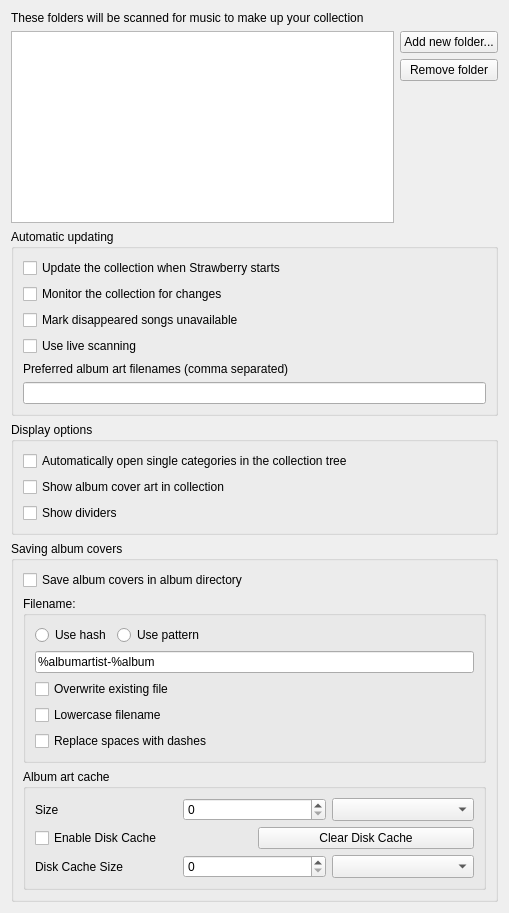
This is src/settings/collectionsettingspage.ui in strawberrymusicplayer/strawberry as Qt 5 draws it before an edit. The edited form follows.
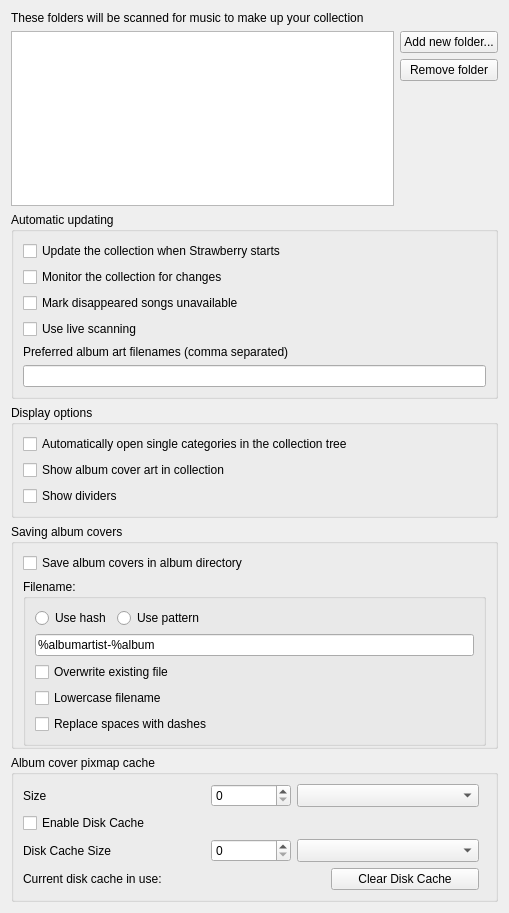
This is the edited form.

Commit message:
Minor fixes to collection pixmap cache
- Add variables for cache size defaults
- Increase default disk cache size
- Change the pixmap cache settings UI to look better
- Add current pixmap disk cache used to settings

The edit to the form file:
```diff
--- a/src/settings/collectionsettingspage.ui
+++ b/src/settings/collectionsettingspage.ui
@@ -160,6 +160,9 @@
       <string>Saving album covers</string>
      </property>
      <layout class="QVBoxLayout" name="layout_albumcovers">
+      <property name="bottomMargin">
+       <number>0</number>
+      </property>
       <item>
        <widget class="QCheckBox" name="checkbox_cover_album_dir">
         <property name="text">
@@ -249,20 +252,40 @@
         </layout>
        </widget>
       </item>
+     </layout>
+    </widget>
+   </item>
       <item>
-       <widget class="QGroupBox" name="albumArtGroupBox">
+    <widget class="QGroupBox" name="groupbox_albumcovercache">
         <property name="title">
-         <string>Album art cache</string>
+      <string>Album cover pixmap cache</string>
         </property>
         <layout class="QVBoxLayout" name="verticalLayout">
          <item>
-          <layout class="QVBoxLayout" name="verticalLayout_2">
-           <item>
-            <layout class="QHBoxLayout" name="horizontalLayout_4">
-             <item>
+       <layout class="QGridLayout" name="layout_cache_size">
+        <item row="0" column="2">
+         <widget class="QSpinBox" name="spinbox_cache_size">
+          <property name="sizePolicy">
+           <sizepolicy hsizetype="Minimum" vsizetype="Preferred">
+            <horstretch>0</horstretch>
+            <verstretch>0</verstretch>
+           </sizepolicy>
+          </property>
+          <property name="maximumSize">
+           <size>
+            <width>80</width>
+            <height>16777215</height>
+           </size>
+          </property>
+          <property name="maximum">
+           <number>1048576</number>
+          </property>
+         </widget>
+        </item>
+        <item row="0" column="0">
               <widget class="QLabel" name="label_cache_size">
                <property name="sizePolicy">
-                <sizepolicy hsizetype="Preferred" vsizetype="Preferred">
+           <sizepolicy hsizetype="Minimum" vsizetype="Preferred">
                  <horstretch>0</horstretch>
                  <verstretch>0</verstretch>
                 </sizepolicy>
@@ -272,27 +295,27 @@
                </property>
               </widget>
              </item>
-             <item>
-              <widget class="QSpinBox" name="spinbox_cache_size">
-               <property name="maximum">
-                <number>1048576</number>
-               </property>
-              </widget>
-             </item>
-             <item>
+        <item row="0" column="3">
               <widget class="QComboBox" name="combobox_cache_size">
                <property name="sizePolicy">
-                <sizepolicy hsizetype="Preferred" vsizetype="Preferred">
+           <sizepolicy hsizetype="Minimum" vsizetype="Preferred">
                  <horstretch>0</horstretch>
                  <verstretch>0</verstretch>
                 </sizepolicy>
                </property>
               </widget>
              </item>
+        <item row="0" column="4">
+         <spacer name="spacer_cache_size">
+          <property name="orientation">
+           <enum>Qt::Horizontal</enum>
+          </property>
+         </spacer>
+        </item>
             </layout>
            </item>
            <item>
-            <layout class="QHBoxLayout" name="horizontalLayout">
+       <layout class="QHBoxLayout" name="layout_disk_cache">
              <item>
               <widget class="QCheckBox" name="checkbox_disk_cache">
                <property name="text">
@@ -301,46 +324,104 @@
               </widget>
              </item>
              <item>
-              <widget class="QPushButton" name="button_disk_cache">
-               <property name="text">
-                <string>Clear Disk Cache</string>
-               </property>
-              </widget>
+         <spacer name="spacer_disk_cache">
+          <property name="orientation">
+           <enum>Qt::Horizontal</enum>
+          </property>
+         </spacer>
              </item>
             </layout>
            </item>
            <item>
-            <layout class="QHBoxLayout" name="horizontalLayout_5">
-             <item>
+       <layout class="QGridLayout" name="layout_disk_cache_size">
+        <item row="0" column="0">
               <widget class="QLabel" name="label_disk_cache_size">
+          <property name="sizePolicy">
+           <sizepolicy hsizetype="Minimum" vsizetype="Preferred">
+            <horstretch>0</horstretch>
+            <verstretch>0</verstretch>
+           </sizepolicy>
+          </property>
                <property name="text">
                 <string>Disk Cache Size</string>
                </property>
               </widget>
              </item>
-             <item>
-              <widget class="QSpinBox" name="spinbox_disk_cache_size">
-               <property name="maximum">
-                <number>1048576</number>
-               </property>
-              </widget>
-             </item>
-             <item>
+        <item row="0" column="2">
               <widget class="QComboBox" name="combobox_disk_cache_size">
                <property name="sizePolicy">
-                <sizepolicy hsizetype="Preferred" vsizetype="Preferred">
+           <sizepolicy hsizetype="Minimum" vsizetype="Preferred">
                  <horstretch>0</horstretch>
                  <verstretch>0</verstretch>
                 </sizepolicy>
                </property>
               </widget>
              </item>
-            </layout>
-           </item>
-          </layout>
-         </item>
-        </layout>
-       </widget>
+        <item row="0" column="1">
+         <widget class="QSpinBox" name="spinbox_disk_cache_size">
+          <property name="sizePolicy">
+           <sizepolicy hsizetype="Minimum" vsizetype="Preferred">
+            <horstretch>0</horstretch>
+            <verstretch>0</verstretch>
+           </sizepolicy>
+          </property>
+          <property name="maximumSize">
+           <size>
+            <width>80</width>
+            <height>16777215</height>
+           </size>
+          </property>
+          <property name="maximum">
+           <number>1048576</number>
+          </property>
+         </widget>
+        </item>
+        <item row="0" column="4">
+         <spacer name="spacer_disk_cache_size">
+          <property name="orientation">
+           <enum>Qt::Horizontal</enum>
+          </property>
+         </spacer>
+        </item>
+       </layout>
+      </item>
+      <item>
+       <layout class="QHBoxLayout" name="horizontalLayout">
+        <item>
+         <widget class="QLabel" name="label_disk_cache_in_use">
+          <property name="text">
+           <string>Current disk cache in use:</string>
+          </property>
+         </widget>
+        </item>
+        <item>
+         <widget class="QLabel" name="disk_cache_in_use">
+          <property name="text">
+           <string/>
+          </property>
+         </widget>
+        </item>
+        <item>
+         <widget class="QPushButton" name="button_clear_disk_cache">
+          <property name="sizePolicy">
+           <sizepolicy hsizetype="Minimum" vsizetype="Preferred">
+            <horstretch>0</horstretch>
+            <verstretch>0</verstretch>
+           </sizepolicy>
+          </property>
+          <property name="text">
+           <string>Clear Disk Cache</string>
+          </property>
+         </widget>
+        </item>
+        <item>
+         <spacer name="spacer_disk_cache_in_use">
+          <property name="orientation">
+           <enum>Qt::Horizontal</enum>
+          </property>
+         </spacer>
+        </item>
+       </layout>
       </item>
      </layout>
     </widget>
```
Left out of the diff: 2 changed lines with no effect on the pictures. Lines whose indentation alone changed are shown as unchanged. The commit also changes 4 other files.
